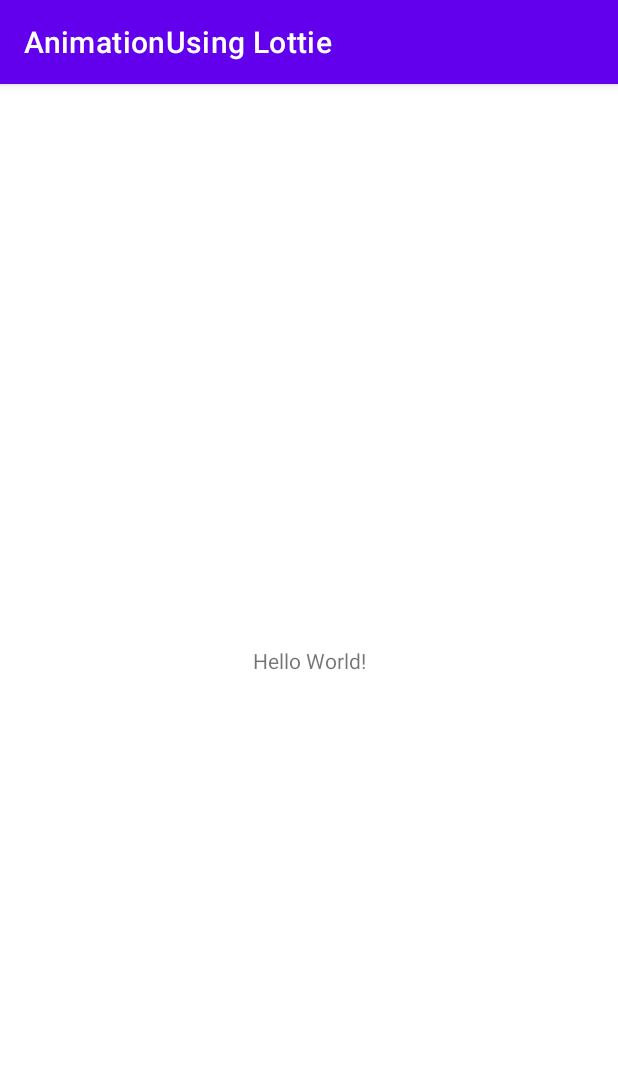
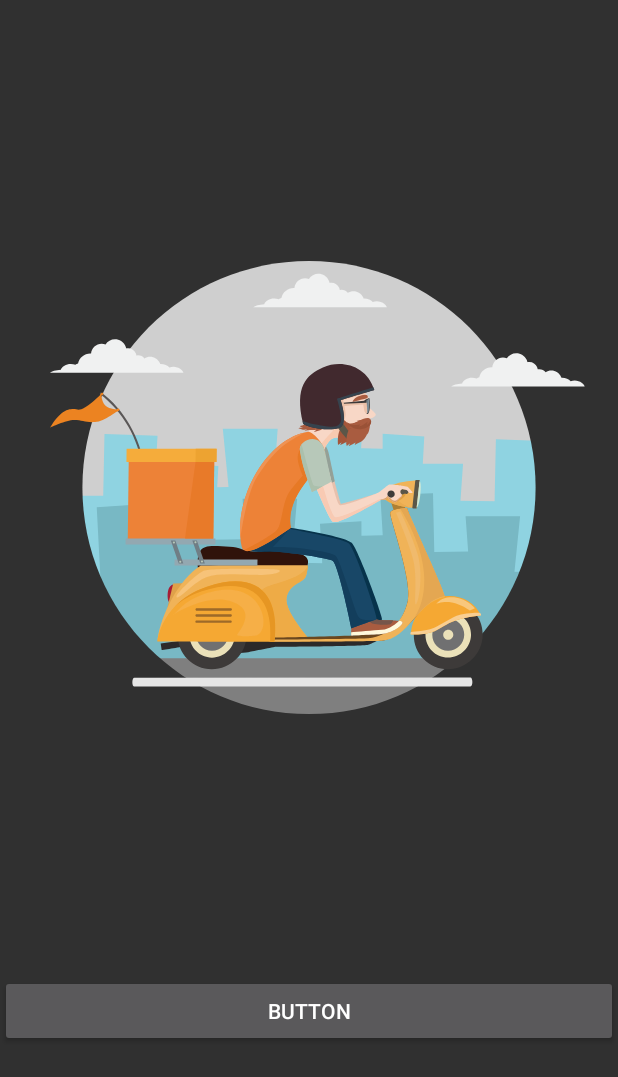
Before and after one commit to musfique113/Implementing-Lottie-Animation, an Android app: the screen it shows after launch (MainActivity), on a phone screen of 412 x 824 dp. Shown: the top 1077 px of the screen. Run offline under Robolectric (Android 15) with nearby library versions, the phone set to English and light mode, and no system bars.

Commit message:
basice lotti animation practice

```diff
--- a/app/src/main/AndroidManifest.xml
+++ b/app/src/main/AndroidManifest.xml
@@ -12,8 +12,12 @@
         android:theme="@style/Theme.AnimationUsingLottie"
         tools:targetApi="31">
         <activity
+            android:name=".animationTwo"
+            android:exported="false" />
+        <activity
             android:name=".MainActivity"
-            android:exported="true">
+            android:exported="true"
+            android:theme="@style/FullScreen">
             <intent-filter>
                 <action android:name="android.intent.action.MAIN" />
 
--- a/app/src/main/java/com/que/animationusinglottie/MainActivity.java
+++ b/app/src/main/java/com/que/animationusinglottie/MainActivity.java
@@ -2,13 +2,24 @@ package com.que.animationusinglottie;
 
 import androidx.appcompat.app.AppCompatActivity;
 
+import android.annotation.SuppressLint;
+import android.content.Intent;
 import android.os.Bundle;
+import android.widget.Button;
 
 public class MainActivity extends AppCompatActivity {
+    Button bt;
 
+    @SuppressLint("MissingInflatedId")
     @Override
     protected void onCreate(Bundle savedInstanceState) {
         super.onCreate(savedInstanceState);
         setContentView(R.layout.activity_main);
+    bt = findViewById(R.id.button);
+    bt.setOnClickListener(v ->{
+        Intent n = new Intent(getApplicationContext(), animationTwo.class);
+        startActivity(n);
+
+    });
     }
 }
--- a/app/src/main/res/layout/activity_main.xml
+++ b/app/src/main/res/layout/activity_main.xml
@@ -1,18 +1,25 @@
 <?xml version="1.0" encoding="utf-8"?>
-<androidx.constraintlayout.widget.ConstraintLayout xmlns:android="http://schemas.android.com/apk/res/android"
+<LinearLayout xmlns:android="http://schemas.android.com/apk/res/android"
     xmlns:app="http://schemas.android.com/apk/res-auto"
     xmlns:tools="http://schemas.android.com/tools"
     android:layout_width="match_parent"
+    android:orientation="vertical"
+    android:layout_gravity="center"
     android:layout_height="match_parent"
     tools:context=".MainActivity">
 
-    <TextView
-        android:layout_width="wrap_content"
-        android:layout_height="wrap_content"
-        android:text="Hello World!"
-        app:layout_constraintBottom_toBottomOf="parent"
-        app:layout_constraintEnd_toEndOf="parent"
-        app:layout_constraintStart_toStartOf="parent"
-        app:layout_constraintTop_toTopOf="parent" />
+   <com.airbnb.lottie.LottieAnimationView
+       android:layout_width="match_parent"
+       android:layout_height="650dp"
+       app:lottie_rawRes="@raw/dlivery_man"
+       app:lottie_autoPlay="true"
+       app:lottie_loop="true"
+       ></com.airbnb.lottie.LottieAnimationView>
 
-</androidx.constraintlayout.widget.ConstraintLayout>
+   <Button
+       android:id="@+id/button"
+       android:layout_width="match_parent"
+       android:layout_height="wrap_content"
+       android:text="Button" />
+
+</LinearLayout>
--- a/app/src/main/res/values-night/themes.xml
+++ b/app/src/main/res/values-night/themes.xml
@@ -1,16 +1,23 @@
 <resources xmlns:tools="http://schemas.android.com/tools">
     <!-- Base application theme. -->
-    <style name="Theme.AnimationUsingLottie" parent="Theme.MaterialComponents.DayNight.DarkActionBar">
+    <style name="Theme.AnimationUsingLottie" parent="Theme.AppCompat.NoActionBar">
         <!-- Primary brand color. -->
-        <item name="colorPrimary">@color/purple_200</item>
+        <item name="colorPrimary">@color/purple_500</item>
         <item name="colorPrimaryVariant">@color/purple_700</item>
-        <item name="colorOnPrimary">@color/black</item>
+        <item name="colorOnPrimary">@color/white</item>
         <!-- Secondary brand color. -->
         <item name="colorSecondary">@color/teal_200</item>
-        <item name="colorSecondaryVariant">@color/teal_200</item>
+        <item name="colorSecondaryVariant">@color/teal_700</item>
         <item name="colorOnSecondary">@color/black</item>
         <!-- Status bar color. -->
         <item name="android:statusBarColor">?attr/colorPrimaryVariant</item>
         <!-- Customize your theme here. -->
     </style>
+
+    <style name="FullScreen" parent="Theme.AnimationUsingLottie">
+        <item name="android:windowActionBar">false</item>
+        <item name="android:windowNoTitle">true</item>
+        <item name="android:windowFullscreen">true</item>
+        <item name="android:windowContentOverlay">@null</item>
+    </style>
 </resources>
--- a/app/src/main/res/values/themes.xml
+++ b/app/src/main/res/values/themes.xml
@@ -1,16 +1,17 @@
 <resources xmlns:tools="http://schemas.android.com/tools">
     <!-- Base application theme. -->
-    <style name="Theme.AnimationUsingLottie" parent="Theme.MaterialComponents.DayNight.DarkActionBar">
+    <style name="Theme.AnimationUsingLottie" parent="Theme.AppCompat.NoActionBar">
         <!-- Primary brand color. -->
         <item name="colorPrimary">@color/purple_500</item>
         <item name="colorPrimaryVariant">@color/purple_700</item>
         <item name="colorOnPrimary">@color/white</item>
-        <!-- Secondary brand color. -->
-        <item name="colorSecondary">@color/teal_200</item>
-        <item name="colorSecondaryVariant">@color/teal_700</item>
-        <item name="colorOnSecondary">@color/black</item>
-        <!-- Status bar color. -->
-        <item name="android:statusBarColor">?attr/colorPrimaryVariant</item>
-        <!-- Customize your theme here. -->
+
+    </style>
+
+    <style name="FullScreen" parent="Theme.AnimationUsingLottie">
+        <item name="android:windowActionBar">false</item>
+        <item name="android:windowNoTitle">true</item>
+        <item name="android:windowFullscreen">true</item>
+        <item name="android:windowContentOverlay">@null</item>
     </style>
 </resources>
```
Also changed, not shown: app/src/main/java/com/que/animationusinglottie/animationTwo.java (added, +14 -0 lines), app/src/main/res/layout/activity_animation_two.xml (added, +25 -0 lines).
